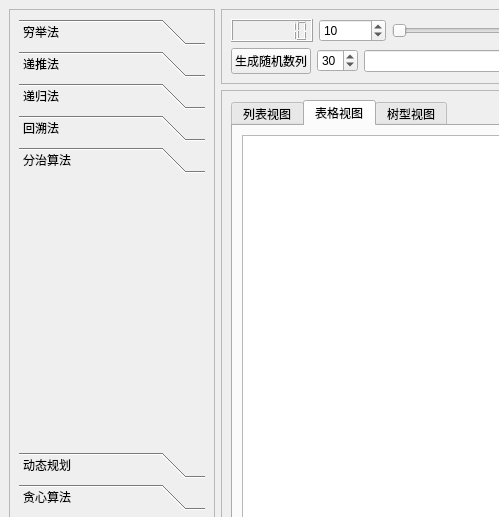
Before: the Qt Designer form Algorithm/mainwindow.ui in iguoya/LInux, drawn with Qt 5; both pictures show x 0 to 499 and y 0 to 517 of the 1262 by 711 pixel window.
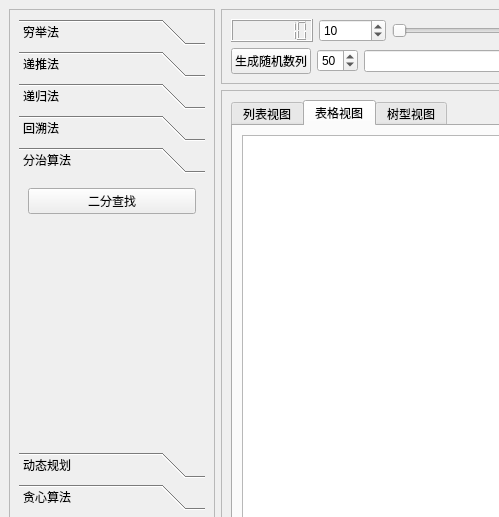
After: the same form once the commit is applied. The open tabs and pages were chosen to show the change.

Commit message: 去除cmake缓存冗余 增加容器排序和去重功能 尝试实现二分查找

The edit to the form file:
```diff
--- a/Algorithm/mainwindow.ui
+++ b/Algorithm/mainwindow.ui
@@ -157,6 +157,28 @@
           <attribute name="label">
            <string>分治算法</string>
           </attribute>
+          <layout class="QGridLayout" name="gridLayout_10">
+           <item row="0" column="0">
+            <widget class="QPushButton" name="binsearch">
+             <property name="text">
+              <string>二分查找</string>
+             </property>
+            </widget>
+           </item>
+           <item row="1" column="0">
+            <spacer name="verticalSpacer_3">
+             <property name="orientation">
+              <enum>Qt::Vertical</enum>
+             </property>
+             <property name="sizeHint" stdset="0">
+              <size>
+               <width>20</width>
+               <height>85</height>
+              </size>
+             </property>
+            </spacer>
+           </item>
+          </layout>
          </widget>
          <widget class="QWidget" name="page_5">
           <property name="geometry">
@@ -315,7 +337,7 @@
          <item>
           <widget class="QSpinBox" name="spinBox_random">
            <property name="value">
-            <number>30</number>
+            <number>50</number>
            </property>
           </widget>
          </item>
```
Left out of the diff: 2 changed lines with no effect on the pictures. The commit also changes 20 other files.
